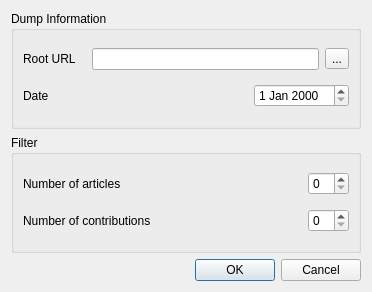
The window that wikipedia/frontend/qt/config.ui (pfrancq/galilei) describes before a commit, drawn with Qt 5.
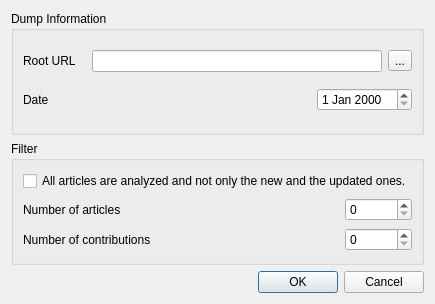
The same window after the commit.

The edit to the form file:
```diff
--- a/wikipedia/frontend/qt/config.ui
+++ b/wikipedia/frontend/qt/config.ui
@@ -6,8 +6,8 @@
    <rect>
     <x>0</x>
     <y>0</y>
-    <width>362</width>
-    <height>292</height>
+    <width>422</width>
+    <height>304</height>
    </rect>
   </property>
   <property name="windowTitle">
@@ -106,6 +106,13 @@
       <string>Filter</string>
      </property>
      <layout class="QVBoxLayout" name="verticalLayout_2">
+      <item>
+       <widget class="QCheckBox" name="ForceAnalyze">
+        <property name="text">
+         <string>All articles are analyzed and not only the new and the updated ones.</string>
+        </property>
+       </widget>
+      </item>
       <item>
        <layout class="QHBoxLayout" name="horizontalLayout_3">
         <item>
@@ -129,7 +136,11 @@
          </spacer>
         </item>
         <item>
-         <widget class="QSpinBox" name="NbArticles"/>
+         <widget class="QSpinBox" name="NbArticles">
+          <property name="maximum">
+           <number>100000</number>
+          </property>
+         </widget>
         </item>
        </layout>
       </item>
@@ -156,7 +167,11 @@
          </spacer>
         </item>
         <item>
-         <widget class="QSpinBox" name="NbContributions"/>
+         <widget class="QSpinBox" name="NbContributions">
+          <property name="maximum">
+           <number>100000</number>
+          </property>
+         </widget>
         </item>
        </layout>
       </item>
```
